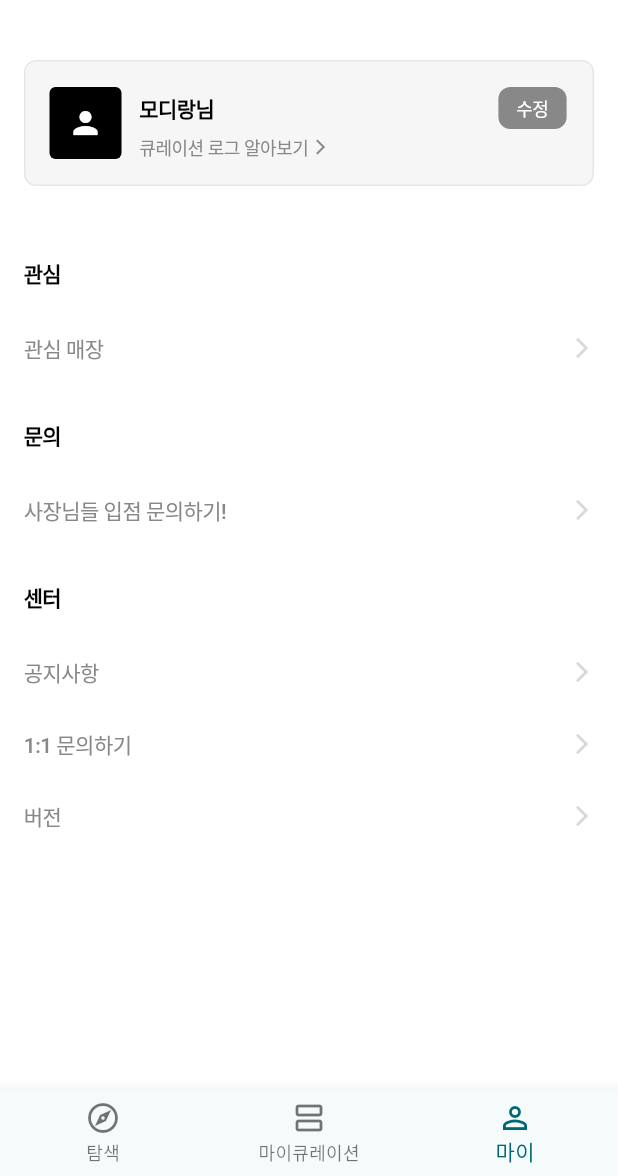
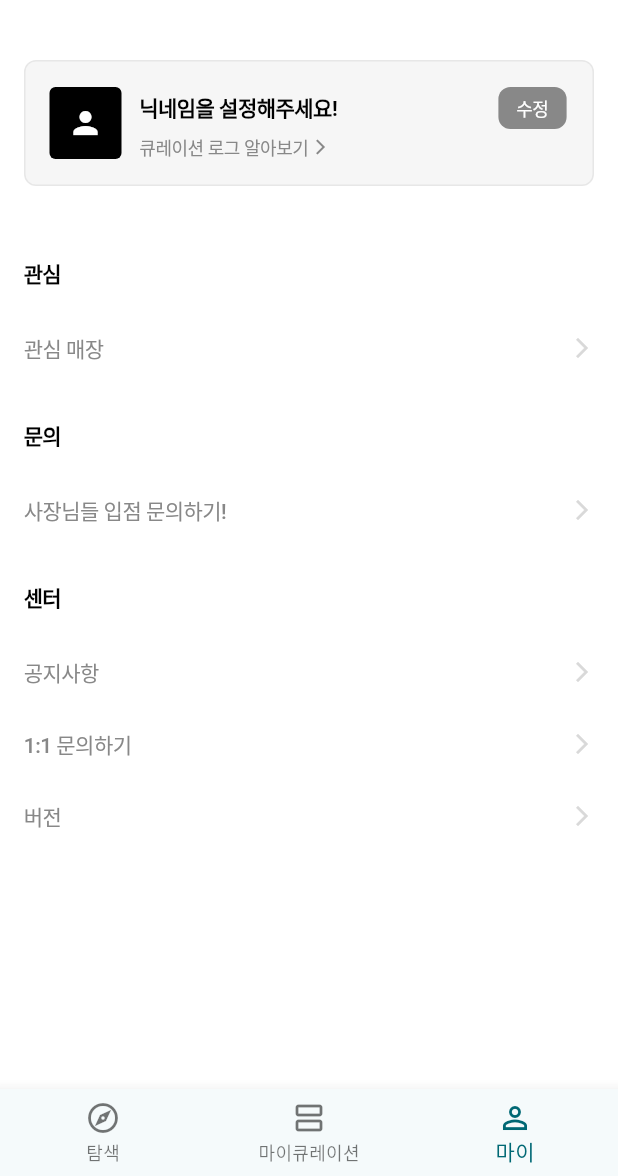
Before and after one commit to hdachan/modir_sh2, a Flutter app: the MyPageScreen screen opened by its route, on a phone screen of 412 x 824 dp, the part 60-1236 px from its top. Run offline on Flutter 3.47's test engine with Material 3 defaults, Android fonts, the phone set to English and light mode, and no system bars; our stand-ins replace flutter_svg, go_router, google_sign_in, image_picker, supabase_flutter; accounts and stored records are empty; Roboto replaces fonts that are missing (Pretendard); project files that could hold a hidden picture were left out.

Commit message:
20250608 마이페이지 라우터오류 수정

```diff
--- a/lib/Curation/curation.dart
+++ b/lib/Curation/curation.dart
@@ -102,7 +102,7 @@ class _Test6State extends State<Test6> {
                                 const Spacer(),
                                 GestureDetector(
                                   onTap: () {
-                                    context.go('/mypage/edit');
+                                    context.push('/mypage/edit');
                                   },
                                   child: Container(
                                     width: 32,
--- a/lib/Mypage/views/Mypage.dart
+++ b/lib/Mypage/views/Mypage.dart
@@ -151,7 +151,7 @@ class _stateMyPageScreen extends State<MyPageScreen>
                                                   child: Text(
                                                     profileVM.nicknameController.text.isNotEmpty
                                                         ? profileVM.nicknameController.text
-                                                        : '모디랑님',
+                                                        : '닉네임을 설정해주세요!',
                                                     style: TextStyle(
                                                       color: Colors.black,
                                                       fontSize: 14,
```
Also changed, not shown: lib/feed/views/FeedDetailScreen.dart (+5 -5 lines).
